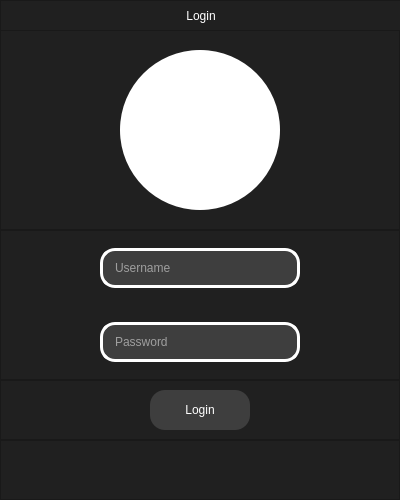
First picture: the form in forms/mainwindow.ui, repository joaogerliandro/CXX_ISRS, before the edit.
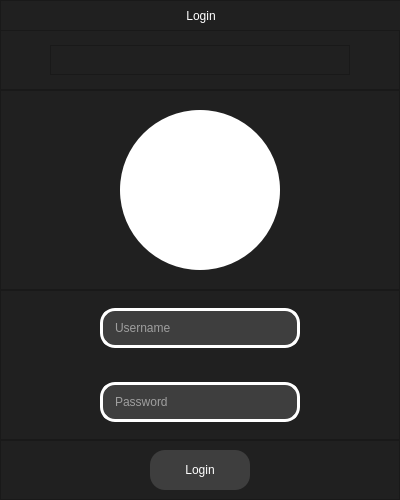
Second picture: the form after the edit. Icons and pictures are not drawn.

Commit message: feature - adding a message popup in login

What changed in the file:
```diff
--- a/forms/mainwindow.ui
+++ b/forms/mainwindow.ui
@@ -180,6 +180,100 @@
       </layout>
      </widget>
     </item>
+    <item>
+     <widget class="QFrame" name="exception_bar">
+      <property name="minimumSize">
+       <size>
+        <width>400</width>
+        <height>60</height>
+       </size>
+      </property>
+      <property name="maximumSize">
+       <size>
+        <width>400</width>
+        <height>60</height>
+       </size>
+      </property>
+      <property name="styleSheet">
+       <string notr="true">background-color: rgb(32, 32, 32);</string>
+      </property>
+      <property name="frameShape">
+       <enum>QFrame::StyledPanel</enum>
+      </property>
+      <property name="frameShadow">
+       <enum>QFrame::Raised</enum>
+      </property>
+      <layout class="QVBoxLayout" name="verticalLayout_5">
+       <property name="spacing">
+        <number>0</number>
+       </property>
+       <property name="leftMargin">
+        <number>0</number>
+       </property>
+       <property name="topMargin">
+        <number>0</number>
+       </property>
+       <property name="rightMargin">
+        <number>0</number>
+       </property>
+       <property name="bottomMargin">
+        <number>0</number>
+       </property>
+       <item alignment="Qt::AlignHCenter|Qt::AlignVCenter">
+        <widget class="QFrame" name="exception_popup">
+         <property name="minimumSize">
+          <size>
+           <width>300</width>
+           <height>30</height>
+          </size>
+         </property>
+         <property name="maximumSize">
+          <size>
+           <width>300</width>
+           <height>30</height>
+          </size>
+         </property>
+         <property name="styleSheet">
+          <string notr="true"/>
+         </property>
+         <property name="frameShape">
+          <enum>QFrame::StyledPanel</enum>
+         </property>
+         <property name="frameShadow">
+          <enum>QFrame::Raised</enum>
+         </property>
+         <layout class="QVBoxLayout" name="verticalLayout_6">
+          <property name="spacing">
+           <number>0</number>
+          </property>
+          <property name="leftMargin">
+           <number>0</number>
+          </property>
+          <property name="topMargin">
+           <number>0</number>
+          </property>
+          <property name="rightMargin">
+           <number>0</number>
+          </property>
+          <property name="bottomMargin">
+           <number>0</number>
+          </property>
+          <item alignment="Qt::AlignHCenter|Qt::AlignVCenter">
+           <widget class="QLabel" name="exception_message">
+            <property name="styleSheet">
+             <string notr="true">color: rgb(255, 255, 255);</string>
+            </property>
+            <property name="text">
+             <string/>
+            </property>
+           </widget>
+          </item>
+         </layout>
+        </widget>
+       </item>
+      </layout>
+     </widget>
+    </item>
     <item>
      <widget class="QFrame" name="avatar">
       <property name="minimumSize">
@@ -525,31 +619,6 @@
       </layout>
      </widget>
     </item>
-    <item>
-     <widget class="QFrame" name="option_tools">
-      <property name="minimumSize">
-       <size>
-        <width>400</width>
-        <height>60</height>
-       </size>
-      </property>
-      <property name="maximumSize">
-       <size>
-        <width>400</width>
-        <height>60</height>
-       </size>
-      </property>
-      <property name="styleSheet">
-       <string notr="true">background-color: rgb(32, 32, 32);</string>
-      </property>
-      <property name="frameShape">
-       <enum>QFrame::StyledPanel</enum>
-      </property>
-      <property name="frameShadow">
-       <enum>QFrame::Raised</enum>
-      </property>
-     </widget>
-    </item>
    </layout>
   </widget>
  </widget>
```
The commit also changes 5 other files.
